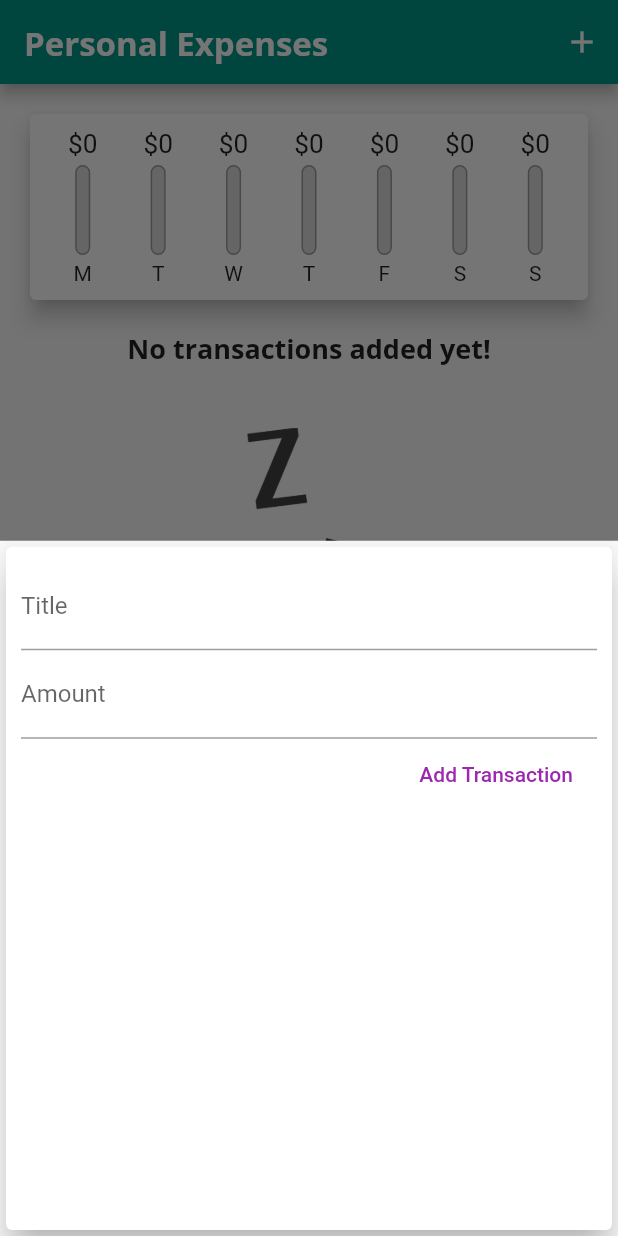
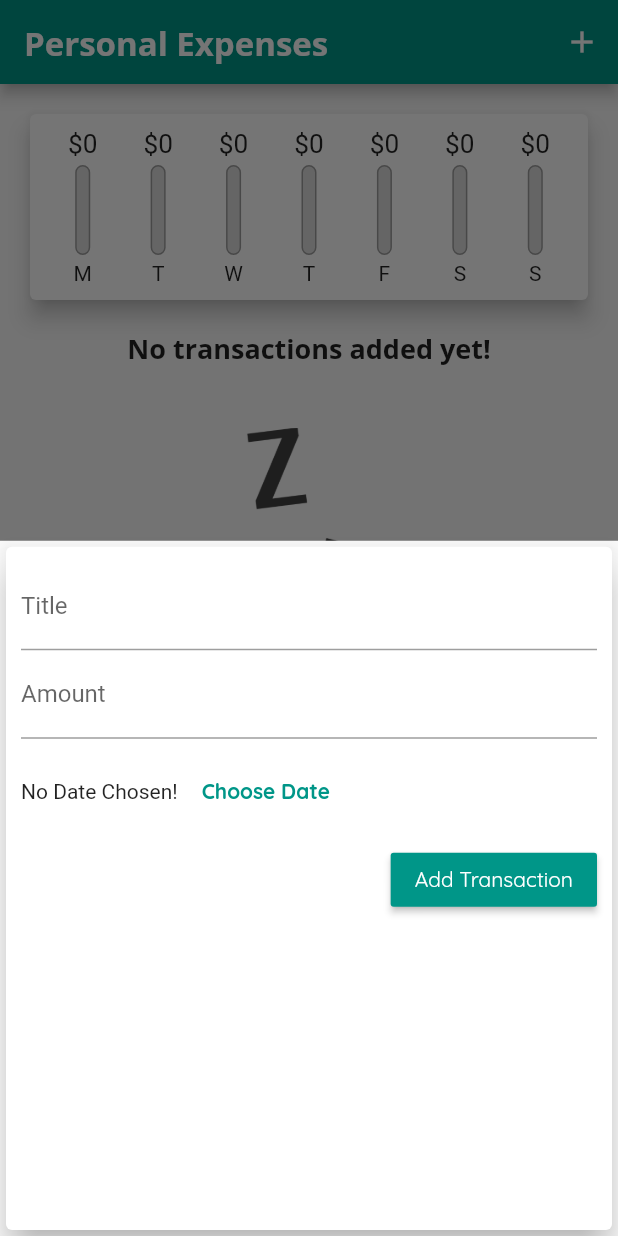
Before and after one commit to Charizard17/expense_planner, a Flutter app: the screen it shows after launch, after a tap on the "add" icon, on a phone screen of 412 x 824 dp. Run offline on Flutter 3.47's test engine with Material 2 defaults, Android fonts, the phone set to English and light mode, and no system bars.

Commit message:
general button style in main file. choose date button added to new_transaction popup

```diff
--- a/lib/main.dart
+++ b/lib/main.dart
@@ -21,6 +21,9 @@ class MyApp extends StatelessWidget {
                 fontFamily: 'OpenSans',
                 fontWeight: FontWeight.bold,
                 fontSize: 18,
+              ),
+              button: TextStyle(
+                color: Colors.white,
               ),
             ),
         appBarTheme: AppBarTheme(
--- a/lib/widgets/new_transaction.dart
+++ b/lib/widgets/new_transaction.dart
@@ -52,9 +52,26 @@ class _NewTransactionState extends State<NewTransaction> {
               onSubmitted: (_) => submitData(),
               // onChanged: (value) => amountInput = value,
             ),
-            FlatButton(
+            Container(
+              height: 70,
+              child: Row(
+                children: <Widget>[
+                  Text('No Date Chosen!'),
+                  FlatButton(
+                    textColor: Theme.of(context).primaryColor,
+                    child: Text(
+                      'Choose Date',
+                      style: TextStyle(fontWeight: FontWeight.bold),
+                    ),
+                    onPressed: () {},
+                  ),
+                ],
+              ),
+            ),
+            RaisedButton(
               child: Text('Add Transaction'),
-              textColor: Colors.purple,
+              color: Theme.of(context).primaryColor,
+              textColor: Theme.of(context).textTheme.button!.color,
               onPressed: submitData,
             ),
           ],
```
